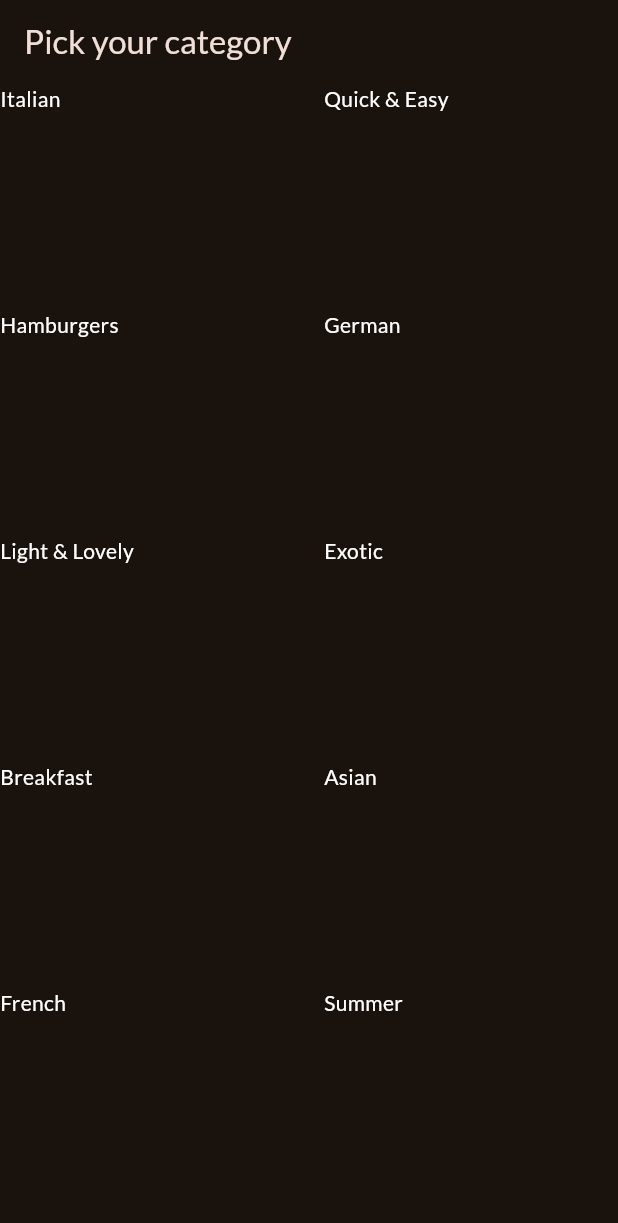
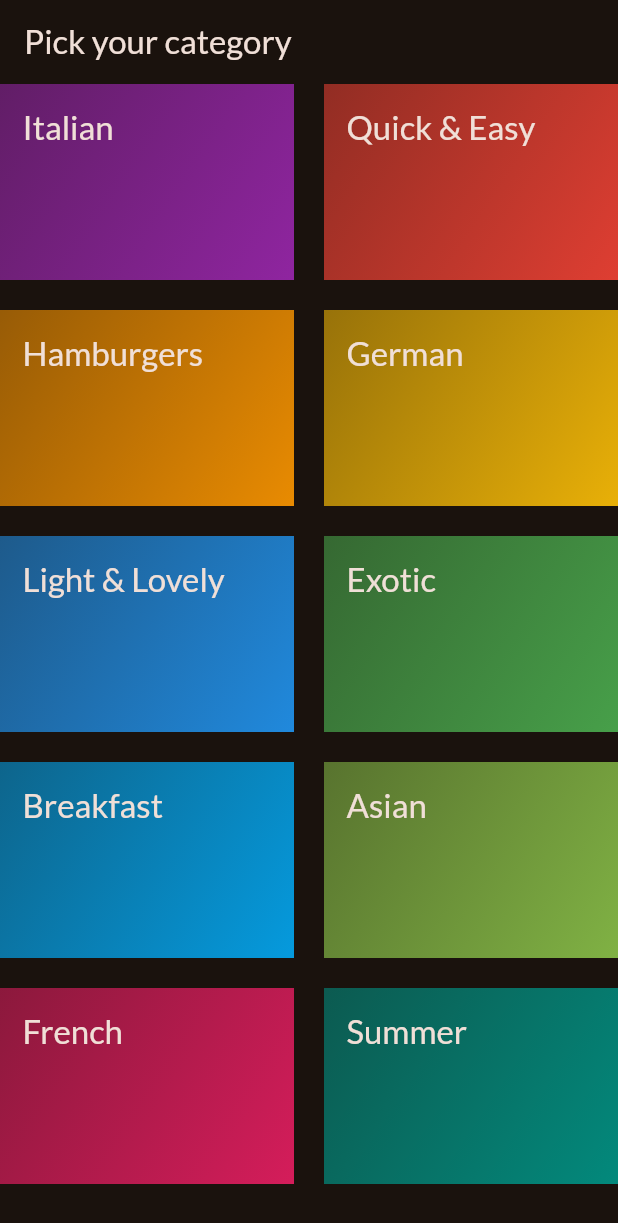
Before and after one commit to Owoeye1321/meals-app, a Flutter app: the screen it shows after launch, on a phone screen of 412 x 824 dp. Shown: the top 1223 px of the screen. Run offline on Flutter 3.47's test engine with Material 2 defaults, Android fonts, the phone set to English and light mode, and no system bars; our stand-ins replace google_fonts.

Commit message:
dang oh lord!

```diff
--- a/lib/main.dart
+++ b/lib/main.dart
@@ -1,6 +1,6 @@
 import 'package:flutter/material.dart';
 import 'package:google_fonts/google_fonts.dart';
-import 'package:meals/categories.dart';
+import 'package:meals/screens/categories.dart';
 
 final theme = ThemeData(
   useMaterial3: true,
--- a/lib/categories.dart
+++ b/lib/screens/categories.dart
@@ -1,6 +1,7 @@
 import 'package:flutter/material.dart';
 import 'package:meals/data/dummy_data.dart';
 import 'package:meals/model/category.dart';
+import 'package:meals/widgets/category_grid_item.dart';
 
 class CategoriesScreen extends StatelessWidget {
   const CategoriesScreen({super.key});
@@ -22,10 +23,7 @@ class CategoriesScreen extends StatelessWidget {
         ),
         children: categories
             .map(
-              (category) => Text(
-                category.title,
-                style: TextStyle(color: Colors.white),
-              ),
+              (category) => CategoryGridItem(category),
             )
             .toList(),
       ),
--- /dev/null
+++ b/lib/widgets/category_grid_item.dart
@@ -0,0 +1,31 @@
+import 'package:flutter/material.dart';
+import '../model/category.dart';
+
+class CategoryGridItem extends StatelessWidget {
+  final Category category;
+  const CategoryGridItem(this.category, {super.key});
+
+  @override
+  Widget build(BuildContext context) {
+    return Container(
+      padding: EdgeInsets.all(15),
+      decoration: BoxDecoration(
+        gradient: LinearGradient(
+          colors: [
+            category.color.withOpacity(0.55),
+            category.color.withOpacity(0.9)
+          ],
+          begin: Alignment.topLeft,
+          end: Alignment.bottomRight,
+        ),
+      ),
+      child: Text(
+        category.title,
+        style: Theme.of(context)
+            .textTheme
+            .titleLarge!
+            .copyWith(color: Theme.of(context).colorScheme.onBackground),
+      ),
+    );
+  }
+}
```
